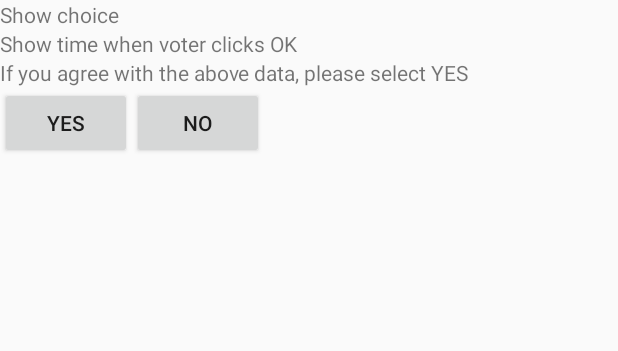
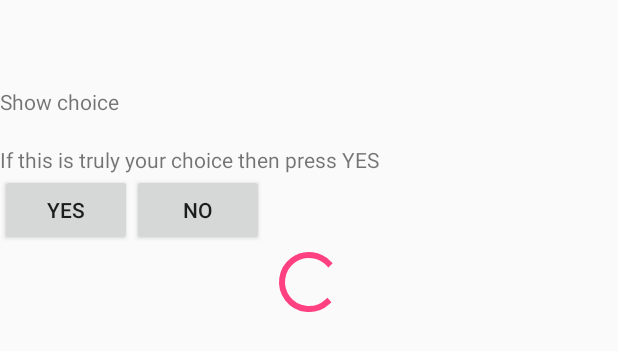
Before and after one commit to MrBuggySan/VotingClient-BlockVote, an Android app: the layout fragment_ballot_confirmation.xml on its own in the app's theme, with its tools: preview values and no code run, on a phone screen of 412 x 824 dp. Shown: the top 351 px of the screen. Run offline under Robolectric (Android 15) with nearby library versions, the light colour scheme and no system bars.

Commit message:
Voter can now vote. I need to make things more presentable now.

```diff
--- a/app/src/main/java/com/blockvote/networking/BlockVoteServerAPI.java
+++ b/app/src/main/java/com/blockvote/networking/BlockVoteServerAPI.java
@@ -5,6 +5,7 @@ import com.blockvote.model.MODEL_ElectionInfo;
 import com.blockvote.model.MODEL_UserAuthorizationStatus;
 import com.blockvote.model.POST_BODY_RegistrationRequest;
 import com.blockvote.model.MODEL_RequestToVote;
+import com.blockvote.model.POST_BODY_writeVote;
 
 
 import retrofit2.Call;
@@ -34,4 +35,8 @@ public interface BlockVoteServerAPI {
     @Headers({"Content-Type: application/json", "Accept: application/json"})
     @POST("UserAuthorizationStatus/")
     Call<MODEL_UserAuthorizationStatus> statusRegistrationRequest(@Body POST_BODY_RegistrationRequest body);
+
+    @Headers({"Content-Type: application/json", "Accept: application/json"})
+    @POST("writeVote/")
+    Call<MODEL_UserAuthorizationStatus> writeVote(@Body POST_BODY_writeVote body);
 }
--- a/app/src/main/res/layout/fragment_ballot_confirmation.xml
+++ b/app/src/main/res/layout/fragment_ballot_confirmation.xml
@@ -5,6 +5,13 @@
     android:layout_height="match_parent"
     android:id="@+id/confirmation_container"
     tools:context="com.blockvote.votingclient.BallotConfirmationFragment">
+    <LinearLayout
+        android:orientation="vertical"
+        android:layout_width="match_parent"
+        android:layout_height="wrap_content"
+        android:layout_alignParentTop="true"
+        android:layout_marginTop="58dp"
+        android:id="@+id/ballot_confirm_screen">
 
         <TextView
             android:layout_width="match_parent"
@@ -16,13 +23,13 @@
             android:layout_width="match_parent"
             android:layout_height="wrap_content"
             android:id="@+id/confirmation_timestamp"
-        android:text="Show time when voter clicks OK" />
+            />
 
         <TextView
             android:layout_width="match_parent"
             android:layout_height="wrap_content"
             android:id="@+id/confirmation_blurb"
-        android:text="If you agree with the above data, please select YES" />
+            android:text="If this is truly your choice then press YES" />
 
         <LinearLayout
             android:layout_width="match_parent"
@@ -41,3 +48,22 @@
         </LinearLayout>
 
     </LinearLayout>
+
+
+    <RelativeLayout
+        android:id="@+id/ballot_confirmation_loadingPanel"
+        android:layout_width="match_parent"
+        android:layout_height="wrap_content"
+        android:gravity="center" >
+
+        <ProgressBar
+            android:layout_width="wrap_content"
+            android:layout_height="wrap_content"
+            android:indeterminate="true"
+            android:id="@+id/progressBar" />
+
+
+
+    </RelativeLayout>
+
+</LinearLayout>
```
Also changed, not shown: app/src/main/java/com/blockvote/model/POST_BODY_writeVote.java (added, +66 -0 lines), app/src/main/java/com/blockvote/votingclient/BallotConfirmationFragment.java (+64 -35 lines), app/src/main/java/com/blockvote/votingclient/ElectionActivity.java (+21 -4 lines), app/src/main/java/com/blockvote/votingclient/SelectCandidateFragment.java (+40 -12 lines), app/src/main/java/com/blockvote/votingclient/VoteButtonFragment.java (+8 -5 lines), app/src/main/res/layout/fragment_vote_button.xml (+8 -0 lines). Lines whose indentation alone changed are shown as unchanged.
